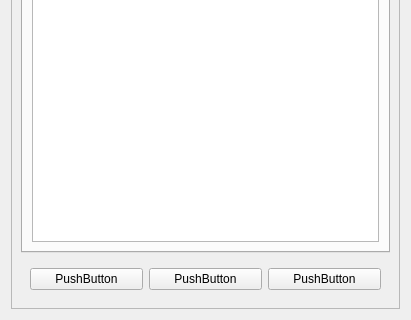
Old version of the form mdaviz/resources/select_fields_table_view.ui in the repository BCDA-APS/mdaviz; both pictures show x 0 to 411 and y 333 to 653 of the 411 by 653 pixel window.
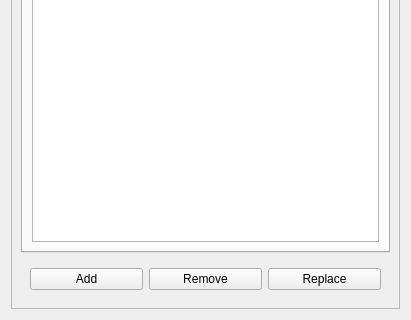
New version of the form.

Patch:
```diff
--- a/mdaviz/resources/select_fields_table_view.ui
+++ b/mdaviz/resources/select_fields_table_view.ui
@@ -56,24 +56,24 @@
        <item>
         <widget class="QWidget" name="widget" native="true">
          <layout class="QHBoxLayout" name="horizontalLayout">
+          <item>
+           <widget class="QPushButton" name="addButton">
+            <property name="text">
+             <string>Add</string>
+            </property>
+           </widget>
+          </item>
           <item>
            <widget class="QPushButton" name="removeButton">
             <property name="text">
-             <string>PushButton</string>
+             <string>Remove</string>
             </property>
            </widget>
           </item>
           <item>
            <widget class="QPushButton" name="replaceButton">
             <property name="text">
-             <string>PushButton</string>
-            </property>
-           </widget>
-          </item>
-          <item>
-           <widget class="QPushButton" name="addButton">
-            <property name="text">
-             <string>PushButton</string>
+             <string>Replace</string>
             </property>
            </widget>
           </item>
```
